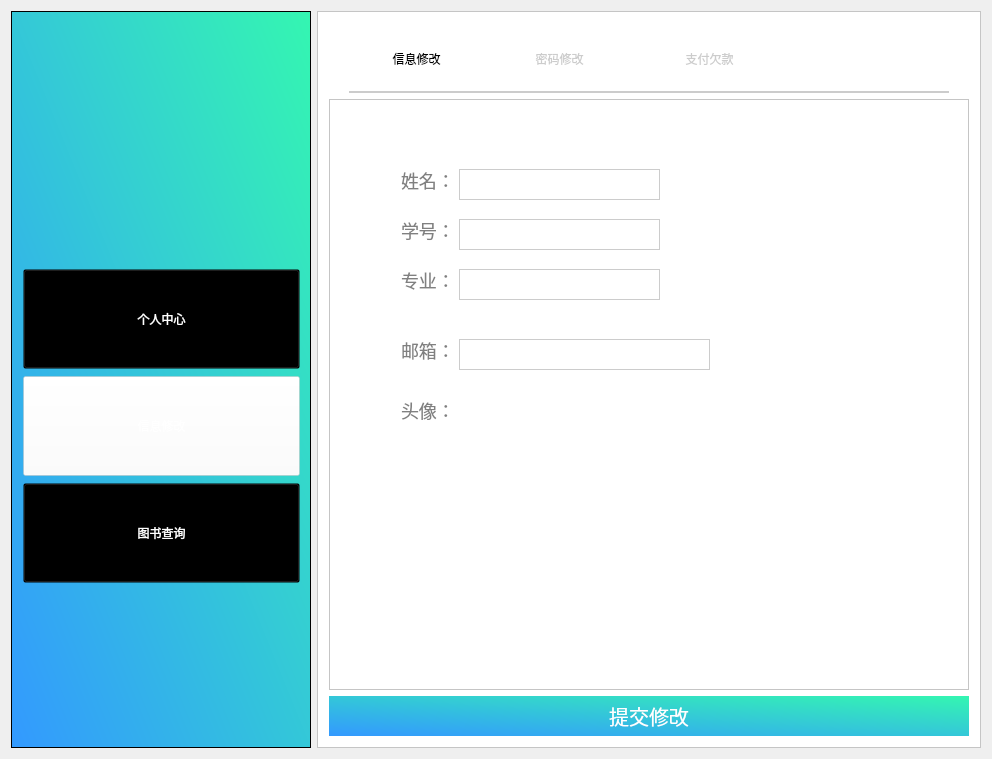
Before: the Qt Designer form Library/Library/student_update.ui in BooksOcean/BooksOcean, drawn with Qt 5.
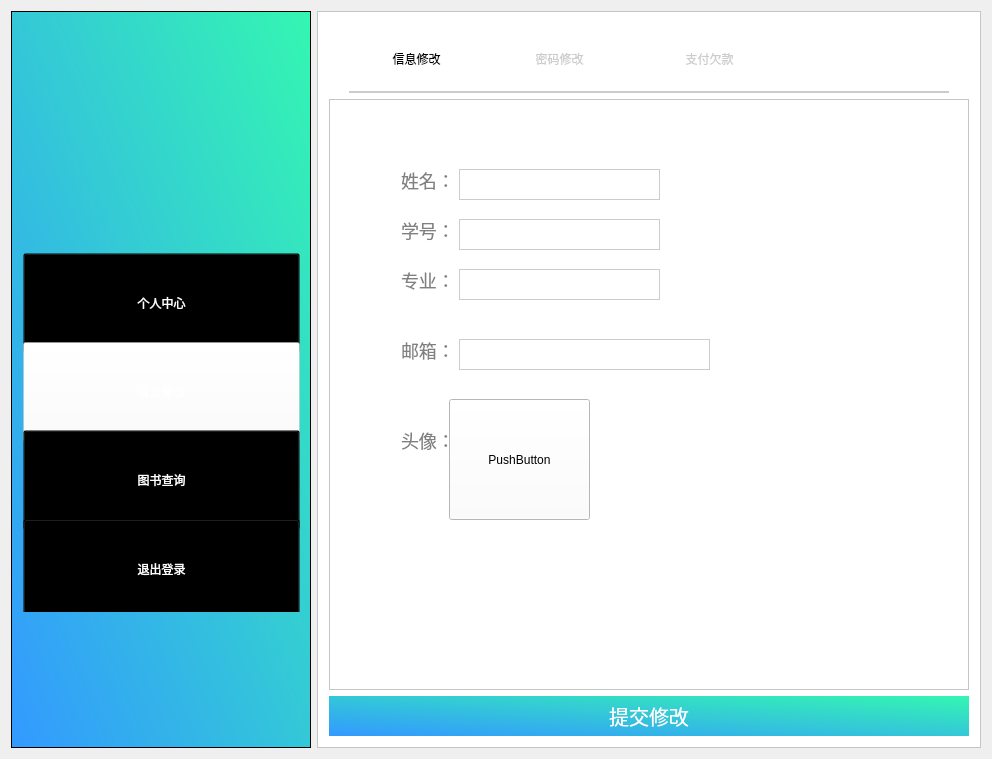
After: the same form once the commit is applied. Icons and pictures are not drawn.

```diff
--- a/Library/Library/student_update.ui
+++ b/Library/Library/student_update.ui
@@ -155,6 +155,24 @@
            </property>
           </widget>
          </item>
+         <item>
+          <widget class="QPushButton" name="btnLogout">
+           <property name="minimumSize">
+            <size>
+             <width>0</width>
+             <height>100</height>
+            </size>
+           </property>
+           <property name="styleSheet">
+            <string notr="true">font: 12pt &quot;微软雅黑&quot;;
+color:white;
+background:transparent;</string>
+           </property>
+           <property name="text">
+            <string>退出登录</string>
+           </property>
+          </widget>
+         </item>
         </layout>
        </item>
       </layout>
@@ -349,7 +367,7 @@
          <property name="geometry">
           <rect>
            <x>70</x>
-           <y>300</y>
+           <y>330</y>
            <width>61</width>
            <height>31</height>
           </rect>
@@ -435,6 +453,19 @@
 text-align:left;</string>
          </property>
         </widget>
+        <widget class="QPushButton" name="btnHeadIcon">
+         <property name="geometry">
+          <rect>
+           <x>120</x>
+           <y>300</y>
+           <width>141</width>
+           <height>121</height>
+          </rect>
+         </property>
+         <property name="text">
+          <string>PushButton</string>
+         </property>
+        </widget>
        </widget>
       </item>
       <item>
```
